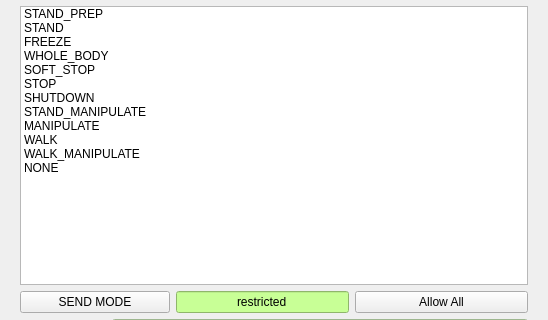
Before: the Qt Designer form thor_mang_supervisor/resource/supervisor.ui in thor-mang/thor_mang_ui, drawn with Qt 5; both pictures show x 0 to 548 and y 130 to 450 of the 548 by 629 pixel window.
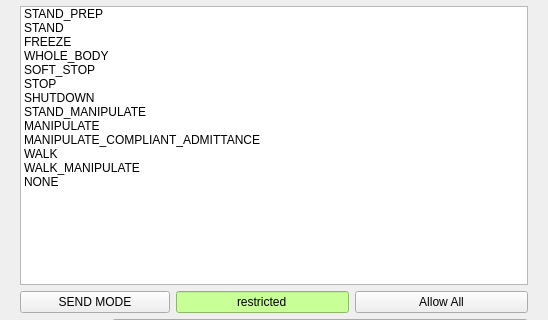
After: the same form once the commit is applied.

Commit message: readded new control mode

The edit to the form file:
```diff
--- a/thor_mang_supervisor/resource/supervisor.ui
+++ b/thor_mang_supervisor/resource/supervisor.ui
@@ -294,6 +294,11 @@
           <string>MANIPULATE</string>
          </property>
         </item>
+        <item>
+         <property name="text">
+          <string>MANIPULATE_COMPLIANT_ADMITTANCE</string>
+         </property>
+        </item>
         <item>
          <property name="text">
           <string>WALK</string>
```
